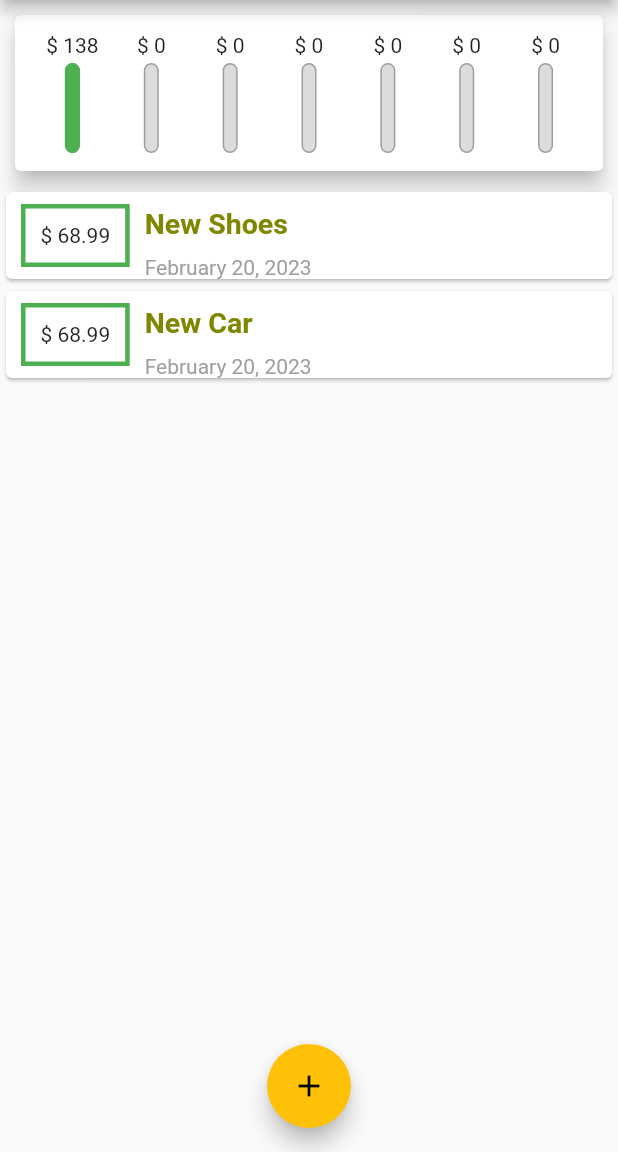
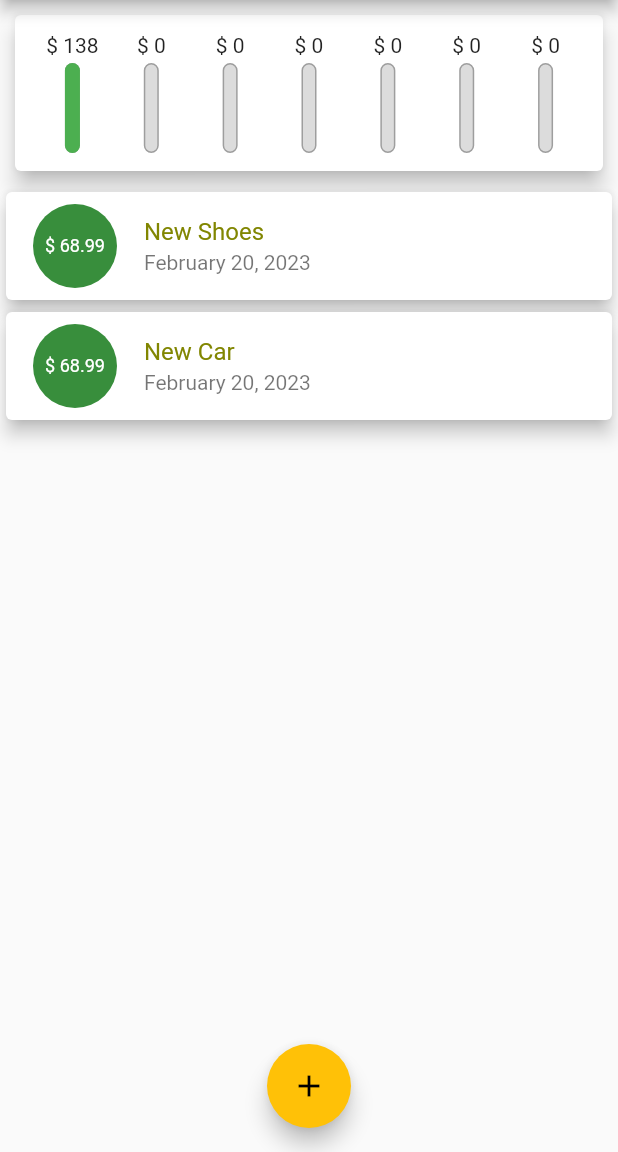
Before and after one commit to JunoSoft/expensesappflutter, a Flutter app: the screen it shows after launch, on a phone screen of 412 x 824 dp, the part 84-1236 px from its top. Run offline on Flutter 3.47's test engine with Material 2 defaults, Android fonts, the phone set to English and light mode, and no system bars.

Commit message:
added ListTile

```diff
--- /dev/null
+++ b/lib/widget/draft.dart
@@ -0,0 +1,39 @@
+Card(
+                      child: Row(
+                        children: <Widget>[
+                          Container(
+                            margin: const EdgeInsets.symmetric(
+                                vertical: 8, horizontal: 10),
+                            padding: const EdgeInsets.all(10),
+                            decoration: BoxDecoration(
+                                border: Border.all(
+                              color: Theme.of(context).primaryColor,
+                              width: 3,
+                            )),
+                            child: Text('\$ ${transactionlist[index].amount}'),
+                          ),
+                          Column(
+                            crossAxisAlignment: CrossAxisAlignment.start,
+                            children: <Widget>[
+                              Container(
+                                  padding:
+                                      const EdgeInsets.symmetric(vertical: 10),
+                                  child: Text(
+                                    transactionlist[index].title,
+                                    style: const TextStyle(
+                                        fontWeight: FontWeight.bold,
+                                        fontSize: 19,
+                                        color:
+                                            Color.fromARGB(255, 129, 134, 1)),
+                                  )),
+                              Text(
+                                DateFormat.yMMMMd()
+                                    .format(transactionlist[index].date),
+                                style: const TextStyle(
+                                    fontSize: 14, color: Colors.grey),
+                              )
+                            ],
+                          )
+                        ],
+                      ),
+                    )
--- a/lib/widget/transaction_list.dart
+++ b/lib/widget/transaction_list.dart
@@ -31,42 +31,23 @@ class TransactionList extends StatelessWidget {
             : ListView.builder(
                 itemCount: transactionlist.length,
                 itemBuilder: (context, index) => Card(
-                      child: Row(
-                        children: <Widget>[
-                          Container(
-                            margin: const EdgeInsets.symmetric(
-                                vertical: 8, horizontal: 10),
-                            padding: const EdgeInsets.all(10),
-                            decoration: BoxDecoration(
-                                border: Border.all(
-                              color: Theme.of(context).primaryColor,
-                              width: 3,
-                            )),
-                            child: Text('\$ ${transactionlist[index].amount}'),
-                          ),
-                          Column(
-                            crossAxisAlignment: CrossAxisAlignment.start,
-                            children: <Widget>[
-                              Container(
-                                  padding:
-                                      const EdgeInsets.symmetric(vertical: 10),
+                      elevation: 5,
+                      child: ListTile(
+                        leading: CircleAvatar(
+                          radius: 30,
+                          child: Padding(
+                              padding: const EdgeInsets.all(10),
+                              child: FittedBox(
                                   child: Text(
-                                    transactionlist[index].title,
-                                    style: const TextStyle(
-                                        fontWeight: FontWeight.bold,
-                                        fontSize: 19,
-                                        color:
-                                            Color.fromARGB(255, 129, 134, 1)),
-                                  )),
-                              Text(
-                                DateFormat.yMMMMd()
-                                    .format(transactionlist[index].date),
-                                style: const TextStyle(
-                                    fontSize: 14, color: Colors.grey),
-                              )
-                            ],
-                          )
-                        ],
+                                      '\$ ${transactionlist[index].amount}'))),
+                        ),
+                        title: Text(
+                          transactionlist[index].title,
+                          style: TextStyle(
+                              color: Color.fromARGB(255, 129, 134, 1)),
+                        ),
+                        subtitle: Text(DateFormat.yMMMMd()
+                            .format(transactionlist[index].date)),
                       ),
                     )));
   }
```
